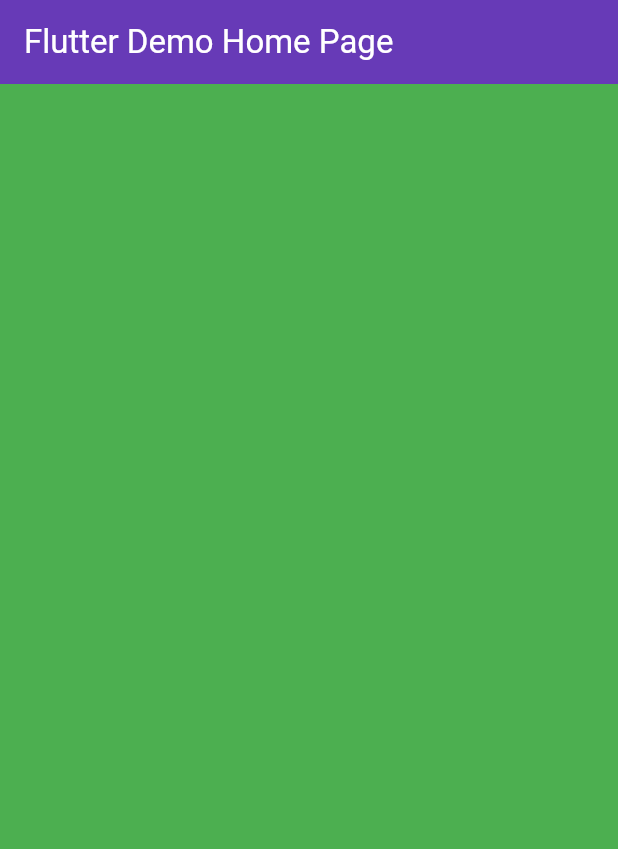
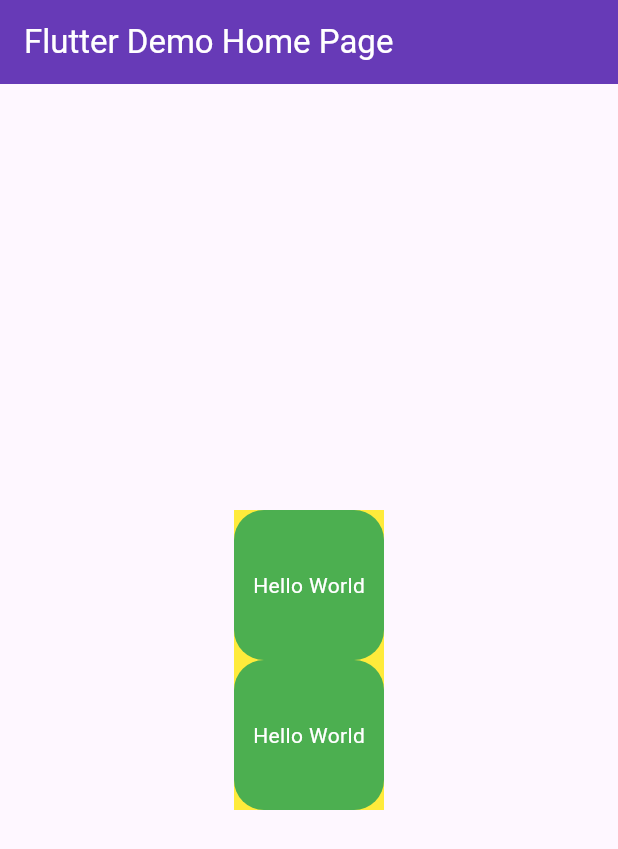
Before and after one commit to Hayatudin/Wallet_app, a Flutter app: the screen it shows after launch, on a phone screen of 412 x 824 dp. Shown: the top 849 px of the screen. Run offline on Flutter 3.47's test engine with Material 3 defaults, Android fonts, the phone set to English and light mode, and no system bars.

Commit message:
Adding All the containerrs

```diff
--- a/wallet_app/lib/main.dart
+++ b/wallet_app/lib/main.dart
@@ -18,7 +18,31 @@ class MyApp extends StatelessWidget {
           backgroundColor: Colors.deepPurple,
         ),
         body: Center(
-          child: Container(width: double.infinity, height: double.infinity, color: Colors.green),
+          child: Container(
+            color: Colors.yellow,
+            child: Column(
+              mainAxisAlignment: MainAxisAlignment.start,
+              mainAxisSize: MainAxisSize.min,
+              children: [
+                Container(
+                  width: 100.0,
+                  height: 100.0,
+                  decoration: BoxDecoration(borderRadius: BorderRadius.circular(20), color: Colors.green),
+                  child: Center(
+                    child: Text('Hello World', style: TextStyle(color: Colors.white)),
+                  ),
+                ),
+                Container(
+                  width: 100.0,
+                  height: 100.0,
+                  decoration: BoxDecoration(borderRadius: BorderRadius.circular(20), color: Colors.green),
+                  child: Center(
+                    child: Text('Hello World', style: TextStyle(color: Colors.white)),
+                  ),
+                ),
+              ],
+            ),
+          ),
         ),
       ),
     );
```
